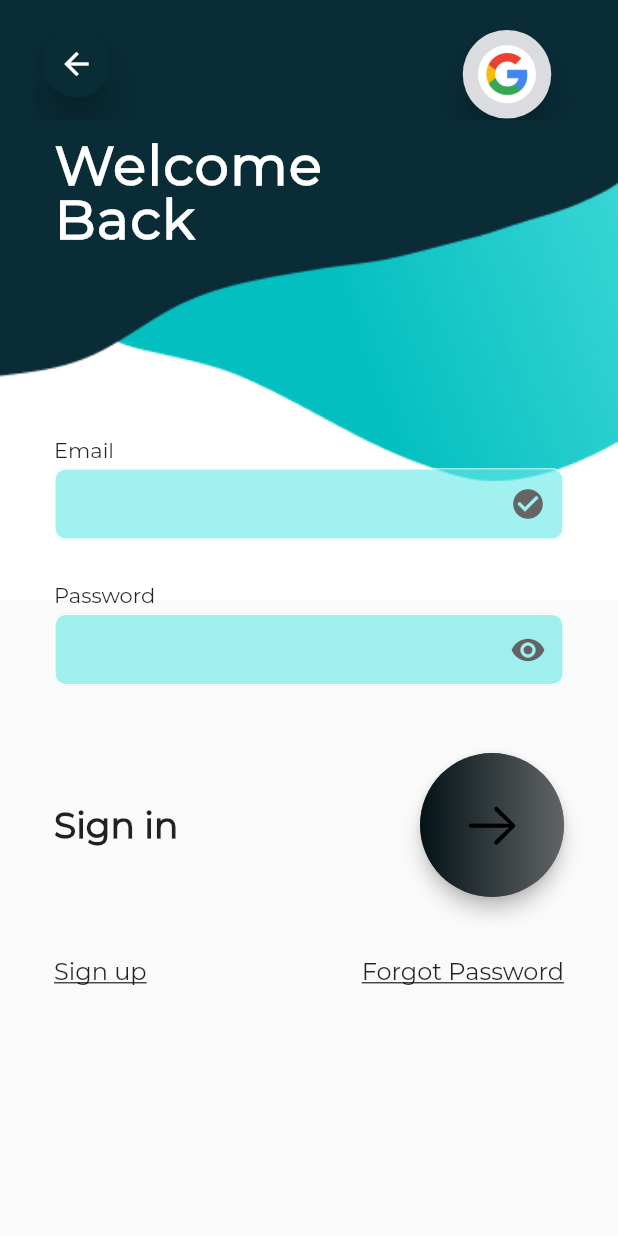
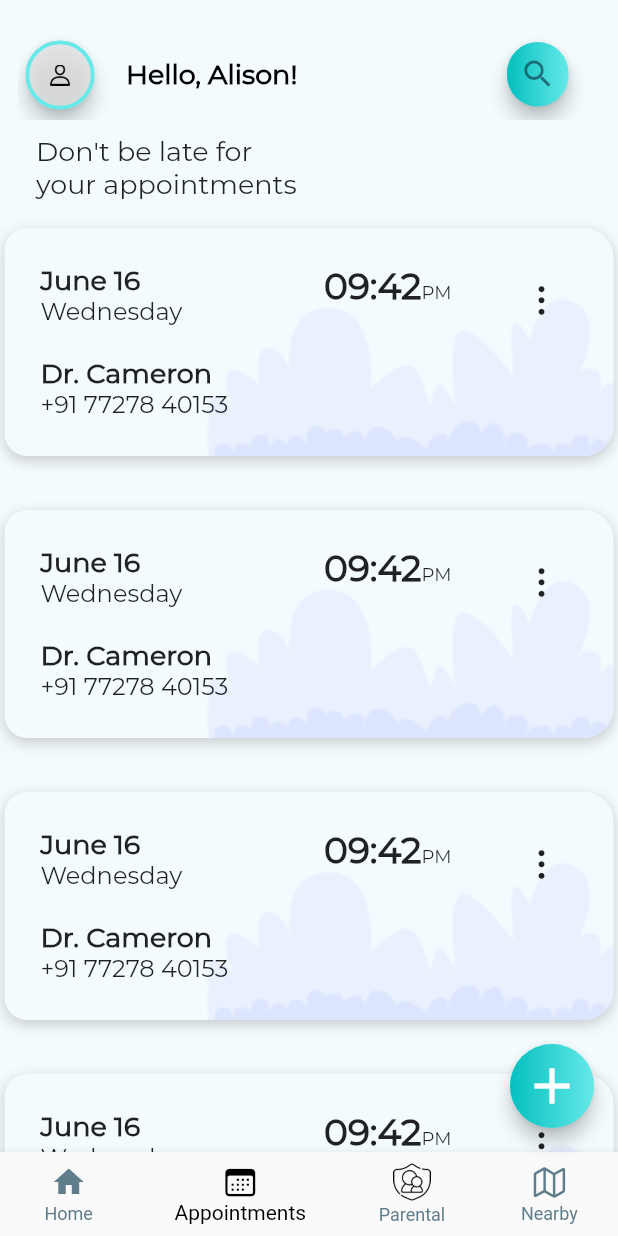
Before and after one commit to rajchordia14/Medicure, a Flutter app: the screen it shows after launch, on a phone screen of 412 x 824 dp. Run offline on Flutter 3.47's test engine with Material 2 defaults, Android fonts, the phone set to English and light mode, and no system bars; our stand-ins replace flutter_switch.

Commit message:
added appointment.dart

```diff
--- /dev/null
+++ b/lib/Components/appointment_card.dart
@@ -0,0 +1,127 @@
+import 'package:flutter/cupertino.dart';
+import 'package:flutter/material.dart';
+import 'package:flutter_switch/flutter_switch.dart';
+import 'package:medicure/constants.dart';
+import 'package:medicure/Components/general_app_bar.dart';
+import 'package:medicure/Components/medicine_card.dart';
+
+class AppointmentCard extends StatelessWidget {
+  const AppointmentCard({
+    Key? key,
+  }) : super(key: key);
+
+  @override
+  Widget build(BuildContext context) {
+    return Padding(
+      padding: EdgeInsets.only(top: 18,bottom: 18,left: 3,right: 3),
+      child: Container(
+        padding: kMedCardInsidePadding,
+        child: Row(
+          crossAxisAlignment: CrossAxisAlignment.start,
+          children: [
+            Expanded(
+              child: Column(
+                crossAxisAlignment: CrossAxisAlignment.start,
+                children: [
+                  Text(
+                    'June 16',
+                    style: TextStyle(
+                      fontFamily: 'Montserrat',
+                      fontWeight: FontWeight.w600,
+                      fontSize: 18,
+                    ),
+                  ),
+                  Text(
+                    'Wednesday',
+                    style: TextStyle(
+                      fontSize: 16,
+                      fontWeight: FontWeight.w500,
+                      fontFamily: 'Montserrat',
+                    ),
+                  ),
+                  SizedBox(
+                    height: 20,
+                  ),
+                  Text(
+                    'Dr. Cameron',
+                    style: TextStyle(
+                      fontFamily: 'Montserrat',
+                      fontWeight: FontWeight.w600,
+                      fontSize: 18,
+                    ),
+                  ),
+                  Text(
+                    '+91 77278 40153',
+                    style: TextStyle(
+                      fontSize: 16,
+                      fontWeight: FontWeight.w400,
+                      fontFamily: 'Montserrat',
+                    ),
+                  ),
+                ],
+              ),
+            ),
+            SizedBox(
+              width: 35,
+            ),
+            Column(
+              children: [
+                Row(
+                  crossAxisAlignment: CrossAxisAlignment.baseline,
+                  textBaseline: TextBaseline.alphabetic,
+                  children: [
+                    Text(
+                      '09:42',
+                      style: TextStyle(
+                        fontWeight: FontWeight.w600,
+                        fontSize: 24,
+                        fontFamily: 'Montserrat',
+                      ),
+                    ),
+                    Text(
+                      'PM',
+                      style: TextStyle(
+                        fontWeight: FontWeight.w500,
+                        fontSize: 12,
+                        fontFamily: 'Montserrat',
+                      ),
+                    ),
+                  ],
+                ),
+              ],
+            ),
+            SizedBox(
+              width: 36,
+            ),
+            Column(
+              children: [
+                IconButton(
+                  onPressed: () {  },
+                  padding: EdgeInsets.all(0),
+                  icon: Icon(CupertinoIcons.ellipsis_vertical),
+                ),
+              ],
+            ),
+          ],
+        ),
+        decoration: BoxDecoration(
+            color: kBackgroundColor,
+            borderRadius: kMedCardBorderRadius,
+            boxShadow: [
+              BoxShadow(
+                color: Colors.grey.withOpacity(0.5),
+                blurRadius: 7,
+                offset: Offset(0, 3), // changes position of shadow
+              ),
+            ],
+            image: DecorationImage(
+              image: AssetImage("images/appointment_bushes.png"),
+              colorFilter: ColorFilter.mode(Color(0xffF3FBFE).withOpacity(0.6), BlendMode.srcOver),
+              fit: BoxFit.fitHeight,
+              alignment: Alignment.bottomRight,
+            )
+        ),
+      ),
+    );
+  }
+}
--- a/lib/Components/medicine_card.dart
+++ b/lib/Components/medicine_card.dart
@@ -4,6 +4,7 @@ import 'package:flutter_switch/flutter_switch.dart';
 
 class MedicineCard extends StatelessWidget {
   final bool toggle;
+
   MedicineCard({required this.toggle});
   @override
   Widget build(BuildContext context) {
--- /dev/null
+++ b/lib/Screens/appointment.dart
@@ -0,0 +1,91 @@
+import 'package:flutter/cupertino.dart';
+import 'package:flutter/material.dart';
+import 'package:flutter_switch/flutter_switch.dart';
+import 'package:medicure/constants.dart';
+import 'package:medicure/Components/general_app_bar.dart';
+import 'package:medicure/Components/medicine_card.dart';
+import 'package:medicure/Components/appointment_card.dart';
+
+class AppointmentPage extends StatelessWidget {
+
+  @override
+  Widget build(BuildContext context) {
+    return Scaffold(
+      backgroundColor: kBackgroundColor,
+      appBar: PreferredSize(
+        preferredSize: Size.fromHeight(kAppBarHeight),
+        child: GeneralAppBar(),
+      ),
+
+      floatingActionButton: FloatingActionButton(
+        backgroundColor: Color(0xFF66E9E9),
+        elevation: 5.0,
+        // TODO: Functionality here
+        onPressed: (){},
+        child: Container(
+            height: double.infinity,
+            width: double.infinity,
+            child: Icon(Icons.add, size: 40.0,),
+            decoration: BoxDecoration(
+                borderRadius: BorderRadius.all(Radius.circular(56)),
+                gradient: kGradientColor,
+
+            ),
+        ),
+      ),
+
+      body: ListView(
+        children: [
+          Padding(
+            padding: kIntroTextPadding,
+            child: Text(
+              'Don\'t be late for\nyour appointments',
+              style: kIntroTextStyle,
+            ),
+          ),
+          AppointmentCard(),
+          AppointmentCard(),
+          AppointmentCard(),
+          AppointmentCard(),
+          AppointmentCard(),
+          AppointmentCard(),
+          AppointmentCard(),
+
+        ],
+      ),
+
+      bottomNavigationBar: Theme(
+        data: ThemeData(
+          backgroundColor: kBackgroundColor,
+        ),
+        child: BottomNavigationBar(
+          elevation: 5.0,
+          items: [
+            BottomNavigationBarItem(
+              icon: Icon(Icons.home),
+              label: 'Home',
+            ),
+            BottomNavigationBarItem(
+              icon: Icon(CupertinoIcons.calendar),
+              label: 'Appointments',
+            ),
+            BottomNavigationBarItem(
+              icon: Image.asset('images/parental-control.png', height: 25),
+              label: 'Parental',
+            ),
+            BottomNavigationBarItem(
+              icon: Icon(CupertinoIcons.map),
+              label: 'Nearby',
+            ),
+          ],
+          currentIndex: 1,
+          selectedItemColor: kSelectedItemColor,
+          unselectedItemColor: kUnselectedItemColor,
+          showUnselectedLabels: true,
+          unselectedLabelStyle: kUnselectedTextStyle,
+          onTap: (int index){},
+        ),
+      ),
+    );
+  }
+}
--- a/lib/main.dart
+++ b/lib/main.dart
@@ -1,4 +1,5 @@
 import 'package:flutter/material.dart';
+import 'package:medicure/Screens/appointment.dart';
 import 'Screens/home.dart';
 import 'Screens/login.dart';
 import 'Screens/signup.dart';
@@ -16,7 +17,7 @@ class Medicure extends StatelessWidget {
         primaryColor: kBackgroundColor,
         fontFamily: 'Montserrat',
       ),
-      home: LoginPage(),
+      home: AppointmentPage(),
     );
   }
 }
```
Also changed, not shown: images/appointment_bushes.png (added).
